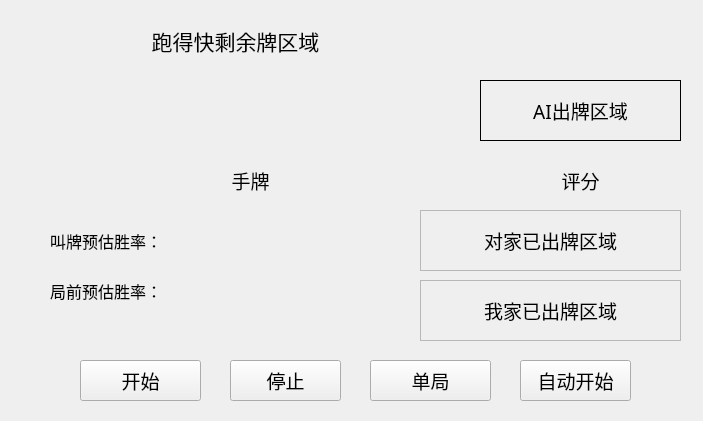
The window that douDiZhu_jj/MainWindow.ui (huangdecai/suanfa) describes before a commit, drawn with Qt 5.
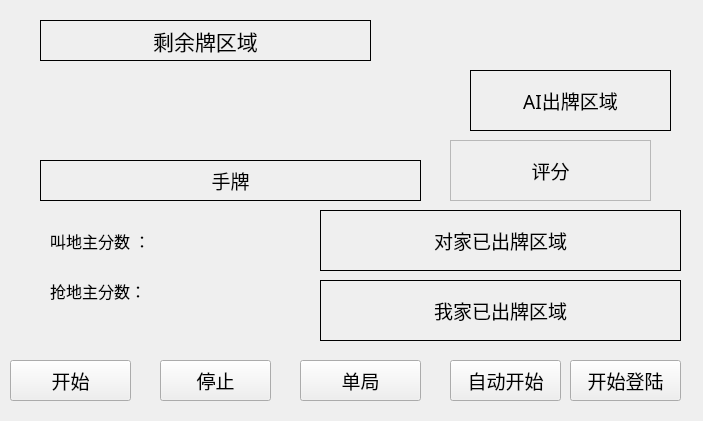
The same window after the commit.

Diff of the .ui file:
```diff
--- a/douDiZhu_jj/MainWindow.ui
+++ b/douDiZhu_jj/MainWindow.ui
@@ -28,8 +28,8 @@
   <widget class="QLabel" name="WinRate">
    <property name="geometry">
     <rect>
-     <x>480</x>
-     <y>150</y>
+     <x>450</x>
+     <y>140</y>
      <width>201</width>
      <height>61</height>
     </rect>
@@ -43,6 +43,9 @@
      <bold>false</bold>
     </font>
    </property>
+   <property name="frameShape">
+    <enum>QFrame::StyledPanel</enum>
+   </property>
    <property name="text">
     <string>评分</string>
    </property>
@@ -53,7 +56,7 @@
   <widget class="QPushButton" name="InitCard">
    <property name="geometry">
     <rect>
-     <x>80</x>
+     <x>10</x>
      <y>360</y>
      <width>121</width>
      <height>41</height>
@@ -80,7 +83,7 @@
     <rect>
      <x>40</x>
      <y>160</y>
-     <width>421</width>
+     <width>381</width>
      <height>41</height>
     </rect>
    </property>
@@ -93,6 +96,9 @@
      <bold>false</bold>
     </font>
    </property>
+   <property name="frameShape">
+    <enum>QFrame::Panel</enum>
+   </property>
    <property name="text">
     <string>手牌</string>
    </property>
@@ -103,9 +109,9 @@
   <widget class="QFrame" name="LPlayer">
    <property name="geometry">
     <rect>
-     <x>420</x>
+     <x>320</x>
      <y>210</y>
-     <width>261</width>
+     <width>361</width>
      <height>61</height>
     </rect>
    </property>
@@ -129,7 +135,7 @@
      <rect>
       <x>0</x>
       <y>0</y>
-      <width>261</width>
+      <width>361</width>
       <height>61</height>
      </rect>
     </property>
@@ -142,6 +148,9 @@
       <bold>false</bold>
      </font>
     </property>
+    <property name="frameShape">
+     <enum>QFrame::Panel</enum>
+    </property>
     <property name="text">
      <string>对家已出牌区域</string>
     </property>
@@ -153,9 +162,9 @@
   <widget class="QFrame" name="RPlayer">
    <property name="geometry">
     <rect>
-     <x>420</x>
+     <x>320</x>
      <y>280</y>
-     <width>261</width>
+     <width>361</width>
      <height>61</height>
     </rect>
    </property>
@@ -179,7 +188,7 @@
      <rect>
       <x>0</x>
       <y>0</y>
-      <width>261</width>
+      <width>361</width>
       <height>61</height>
      </rect>
     </property>
@@ -192,6 +201,9 @@
       <bold>false</bold>
      </font>
     </property>
+    <property name="frameShape">
+     <enum>QFrame::Panel</enum>
+    </property>
     <property name="text">
      <string>我家已出牌区域</string>
     </property>
@@ -203,8 +215,8 @@
   <widget class="QFrame" name="Player">
    <property name="geometry">
     <rect>
-     <x>480</x>
-     <y>80</y>
+     <x>470</x>
+     <y>70</y>
      <width>201</width>
      <height>61</height>
     </rect>
@@ -262,7 +274,7 @@
   <widget class="QLabel" name="ThreeLandlordCards">
    <property name="geometry">
     <rect>
-     <x>70</x>
+     <x>40</x>
      <y>20</y>
      <width>331</width>
      <height>41</height>
@@ -277,8 +289,11 @@
      <bold>false</bold>
     </font>
    </property>
+   <property name="frameShape">
+    <enum>QFrame::Panel</enum>
+   </property>
    <property name="text">
-    <string>跑得快剩余牌区域</string>
+    <string>剩余牌区域</string>
    </property>
    <property name="alignment">
     <set>Qt::AlignCenter</set>
@@ -287,7 +302,7 @@
   <widget class="QPushButton" name="Stop">
    <property name="geometry">
     <rect>
-     <x>230</x>
+     <x>160</x>
      <y>360</y>
      <width>111</width>
      <height>41</height>
@@ -312,7 +327,7 @@
   <widget class="QPushButton" name="SwitchMode">
    <property name="geometry">
     <rect>
-     <x>370</x>
+     <x>300</x>
      <y>360</y>
      <width>121</width>
      <height>41</height>
@@ -337,7 +352,7 @@
   <widget class="QPushButton" name="AutoStart">
    <property name="geometry">
     <rect>
-     <x>520</x>
+     <x>450</x>
      <y>360</y>
      <width>111</width>
      <height>41</height>
@@ -378,7 +393,7 @@
     </font>
    </property>
    <property name="text">
-    <string>叫牌预估胜率：</string>
+    <string>叫地主分数 ：</string>
    </property>
   </widget>
   <widget class="QLabel" name="PreWinrate">
@@ -400,7 +415,32 @@
     </font>
    </property>
    <property name="text">
-    <string>局前预估胜率：</string>
+    <string>抢地主分数：</string>
+   </property>
+  </widget>
+  <widget class="QPushButton" name="startlogin">
+   <property name="geometry">
+    <rect>
+     <x>570</x>
+     <y>360</y>
+     <width>111</width>
+     <height>41</height>
+    </rect>
+   </property>
+   <property name="font">
+    <font>
+     <family>等线</family>
+     <pointsize>14</pointsize>
+     <weight>50</weight>
+     <italic>false</italic>
+     <bold>false</bold>
+    </font>
+   </property>
+   <property name="styleSheet">
+    <string notr="true"/>
+   </property>
+   <property name="text">
+    <string>开始登陆</string>
    </property>
   </widget>
  </widget>
```
Left out of the diff: 4 changed lines with no effect on the pictures.
